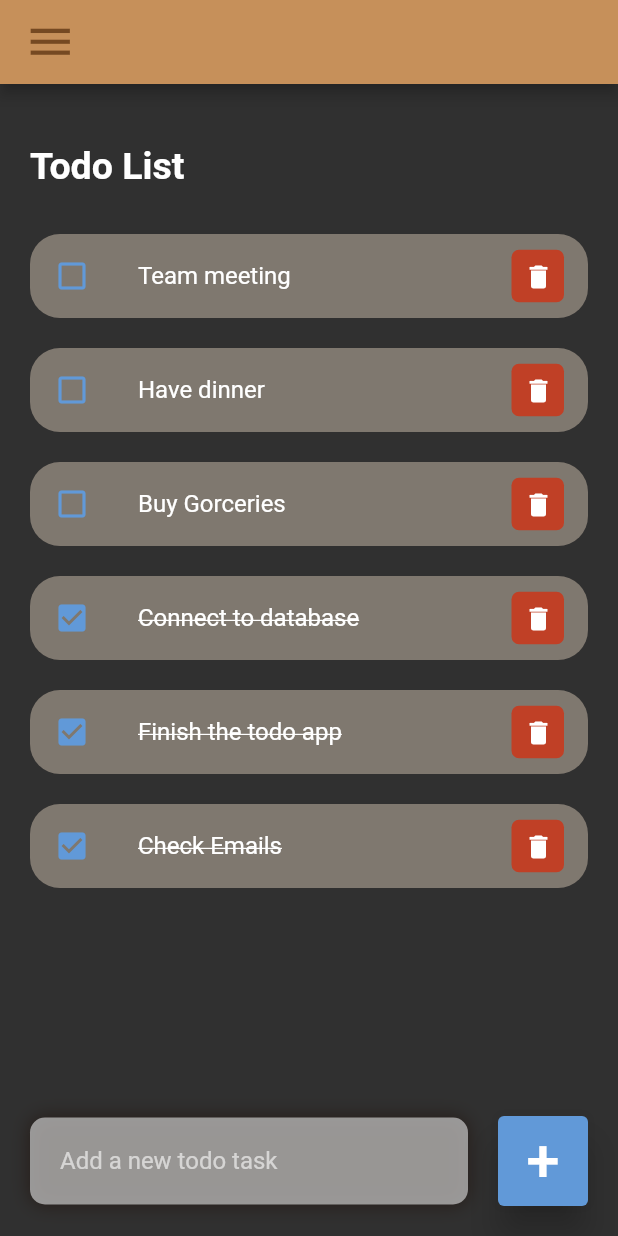
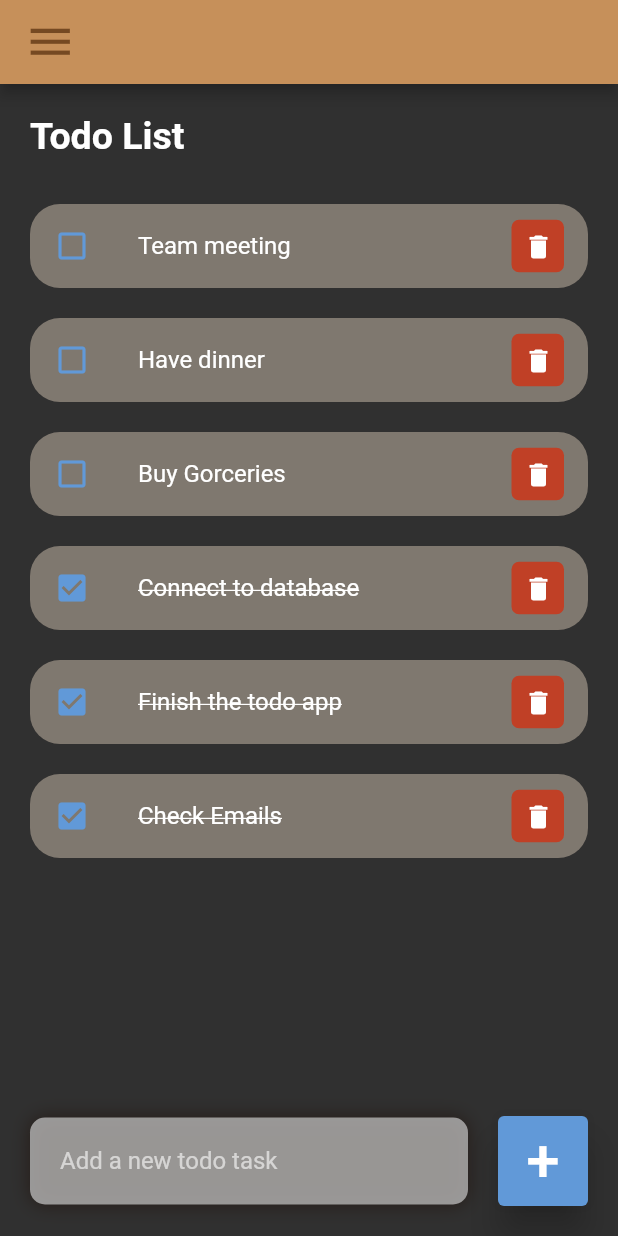
Before and after one commit to BushraAlzahrani/Flutter-todo, a Flutter app: the screen it shows after launch, on a phone screen of 412 x 824 dp. Run offline on Flutter 3.47's test engine with Material 2 defaults, Android fonts, the phone set to English and light mode, and no system bars.

Commit message:
edit scrolling in home.dart in a better way

```diff
--- a/lib/screens/home.dart
+++ b/lib/screens/home.dart
@@ -30,9 +30,10 @@ class _MyWidgetState extends State<Home> {
         // floatingActionButton: ,
         body: Stack(
           children: [
-            SingleChildScrollView(
+            Expanded(
+                child: SingleChildScrollView(
               child: Container(
-                margin: const EdgeInsets.only(top: 20),
+                // margin: const EdgeInsets.only(top: 20),
                 child: Padding(
                     padding: EdgeInsets.all(20),
                     child: Column(children: <Widget>[
@@ -52,7 +53,7 @@ class _MyWidgetState extends State<Home> {
                         ),
                     ])),
               ),
-            ),
+            )),
             Align(
               alignment: Alignment.bottomCenter,
               child: Row(children: [
```
